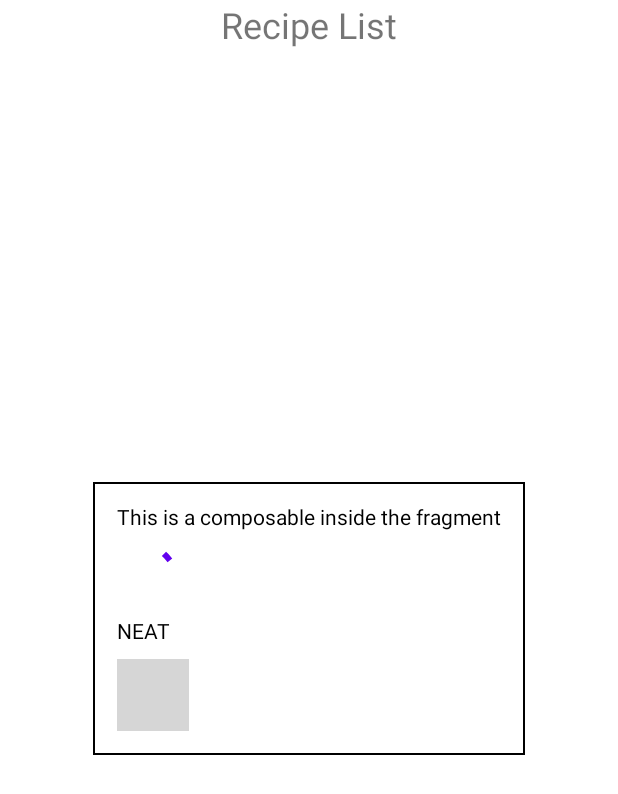
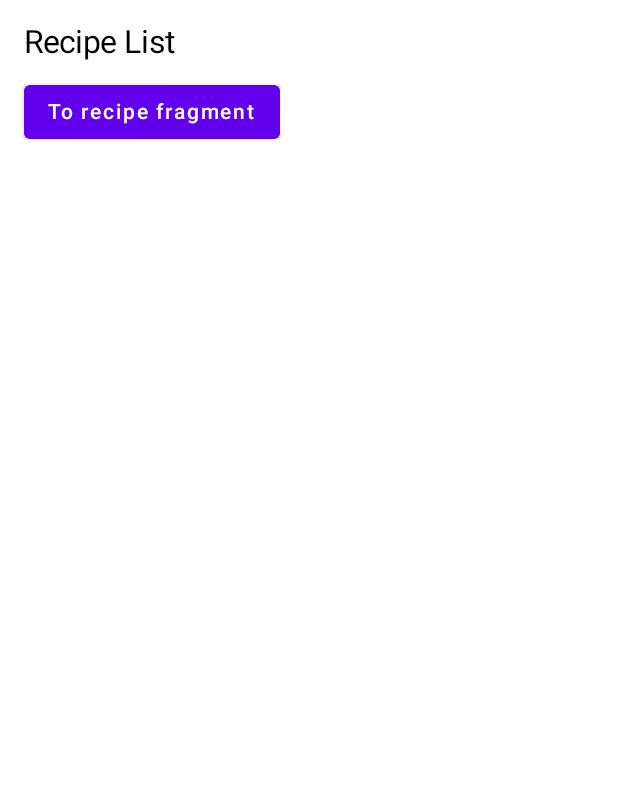
Before and after one commit to rvd2pwipwip/rvdRecipeApp, an Android app built with Jetpack Compose: the screen it shows after launch (MainActivity), on a phone screen of 412 x 824 dp. Shown: the top 794 px of the screen. Run offline under Robolectric (Android 15) with nearby library versions, the phone set to English and light mode, and no system bars; grey boxes are pictures that could not be loaded.

Commit message:
Navigation component with Jetpack Compose

```diff
--- a/app/build.gradle
+++ b/app/build.gradle
@@ -44,9 +44,14 @@ dependencies {
     implementation 'androidx.core:core-ktx:1.3.2'
     implementation 'androidx.appcompat:appcompat:1.2.0'
     implementation 'com.google.android.material:material:1.2.1'
+    implementation 'androidx.fragment:fragment-ktx:1.3.0-beta02'
 
     def constraint_layout = "2.0.4"
     implementation "androidx.constraintlayout:constraintlayout:$constraint_layout"
+
+    def nav_version = "2.3.2"
+    implementation "androidx.navigation:navigation-fragment-ktx:$nav_version"
+    implementation "androidx.navigation:navigation-ui-ktx:$nav_version"
 
     implementation "androidx.compose.ui:ui:$compose_version"
     implementation "androidx.compose.foundation:foundation:$compose_version"
--- a/app/src/main/java/com/hdesrosiers/rvdrecipeapp/MainActivity.kt
+++ b/app/src/main/java/com/hdesrosiers/rvdrecipeapp/MainActivity.kt
@@ -26,10 +26,6 @@ class MainActivity : AppCompatActivity() {
     override fun onCreate(savedInstanceState: Bundle?) {
         super.onCreate(savedInstanceState)
         setContentView(R.layout.activity_main)
-
-        supportFragmentManager.beginTransaction()
-                .replace(R.id.main_container, RecipeListFragment())
-                .commit()
 
 //        setContent {
 //            ScrollableColumn(
--- a/app/src/main/java/com/hdesrosiers/rvdrecipeapp/RecipeListFragment.kt
+++ b/app/src/main/java/com/hdesrosiers/rvdrecipeapp/RecipeListFragment.kt
@@ -10,15 +10,15 @@ import androidx.compose.foundation.layout.Column
 import androidx.compose.foundation.layout.Spacer
 import androidx.compose.foundation.layout.height
 import androidx.compose.foundation.layout.padding
-import androidx.compose.material.CircularProgressIndicator
+import androidx.compose.material.Button
 import androidx.compose.material.Text
 import androidx.compose.ui.Modifier
-import androidx.compose.ui.graphics.Color
-import androidx.compose.ui.platform.AmbientContext
 import androidx.compose.ui.platform.ComposeView
+import androidx.compose.ui.text.TextStyle
 import androidx.compose.ui.unit.dp
-import androidx.compose.ui.viewinterop.AndroidView
+import androidx.compose.ui.unit.sp
 import androidx.fragment.app.Fragment
+import androidx.navigation.findNavController
 
 class RecipeListFragment : Fragment() {
 
@@ -27,45 +27,21 @@ class RecipeListFragment : Fragment() {
           container: ViewGroup?,
           savedInstanceState: Bundle?
   ): View {
-    // Long way:
-//        val view = ComposeView(requireContext())
-//        view.apply {
-//            setContent {
-//                Text(text = "Composable in a Fragment")
-//            }
-//        }
-//        return view
-
-    // Concise way:
-//        return ComposeView(requireContext()).apply {
-//            setContent {
-//                Text(text = "Recipe List Fragment")
-//            }
-//        }
-
-    // Use both XML and Compose way:
-    val view = inflater.inflate(R.layout.fragment_recipe_list, container, false)
-    view.findViewById<ComposeView>(R.id.compose_view).setContent {
-      Column(
-              modifier = Modifier
-                      .border(
-                              border = BorderStroke(
-                                      width = 1.dp,
-                                      color = Color.Black))
-                      .padding(16.dp)
-      ) {
-        Text(text = "This is a composable inside the fragment")
-        Spacer(modifier = Modifier.height(10.dp))
-        CircularProgressIndicator()
-        Spacer(modifier = Modifier.height(10.dp))
-        Text(text = "NEAT")
-        Spacer(modifier = Modifier.height(10.dp))
-        // a custom view
-        val customView = HorizontalDottedProgress(AmbientContext.current)
-        AndroidView(viewBlock = { customView })
-
-      }
+    return ComposeView(requireContext()).apply {
+        setContent {
+            Column(modifier = Modifier.padding(16.dp)) {
+                Text(
+                    text = "Recipe List",
+                    style = TextStyle(fontSize = 21.sp)
+                )
+                Spacer(modifier = Modifier.height(10.dp))
+                Button(onClick = {
+                    findNavController().navigate(R.id.viewRecipe) //not the fragment id, the navigation action id
+                }) {
+                    Text(text = "To recipe fragment")
+                }
+            }
+        }
     }
-    return view
   }
 }
--- a/app/src/main/res/layout/activity_main.xml
+++ b/app/src/main/res/layout/activity_main.xml
@@ -10,7 +10,10 @@ android:layout_height="match_parent"
 <androidx.fragment.app.FragmentContainerView
     android:layout_width="match_parent"
     android:layout_height="match_parent"
-    android:id="@+id/main_container"
+    android:id="@+id/main_nav_host_fragment"
+    android:name="androidx.navigation.fragment.NavHostFragment"
+    app:defaultNavHost="true"
+    app:navGraph="@navigation/main_graph"
     />
 
 </androidx.constraintlayout.widget.ConstraintLayout>
--- a/app/src/main/res/layout/fragment_recipe_list.xml
+++ /dev/null
@@ -1,27 +0,0 @@
-<?xml version="1.0" encoding="utf-8"?>
-<androidx.constraintlayout.widget.ConstraintLayout xmlns:android="http://schemas.android.com/apk/res/android"
-    xmlns:app="http://schemas.android.com/apk/res-auto"
-    android:layout_width="match_parent"
-    android:layout_height="match_parent">
-
-    <TextView
-        android:layout_width="wrap_content"
-        android:layout_height="wrap_content"
-        android:text="Recipe List"
-        android:textSize="24sp"
-        app:layout_constraintEnd_toEndOf="parent"
-        app:layout_constraintStart_toStartOf="parent"
-        app:layout_constraintTop_toTopOf="parent" />
-
-
-<!--    Adding a compose view to an xml layout-->
-    <androidx.compose.ui.platform.ComposeView
-        android:id="@+id/compose_view"
-        android:layout_width="wrap_content"
-        android:layout_height="wrap_content"
-        app:layout_constraintBottom_toBottomOf="parent"
-        app:layout_constraintEnd_toEndOf="parent"
-        app:layout_constraintStart_toStartOf="parent"
-        app:layout_constraintTop_toTopOf="parent" />
-
-</androidx.constraintlayout.widget.ConstraintLayout>
--- /dev/null
+++ b/app/src/main/res/navigation/main_graph.xml
@@ -0,0 +1,19 @@
+<?xml version="1.0" encoding="utf-8"?>
+<navigation xmlns:android="http://schemas.android.com/apk/res/android"
+    xmlns:app="http://schemas.android.com/apk/res-auto"
+    android:id="@+id/main_graph"
+    app:startDestination="@id/recipeListFragment">
+
+    <fragment
+        android:id="@+id/recipeListFragment"
+        android:name="com.hdesrosiers.rvdrecipeapp.RecipeListFragment"
+        android:label="RecipeListFragment" >
+        <action
+            android:id="@+id/viewRecipe"
+            app:destination="@id/recipeFragment" />
+    </fragment>
+    <fragment
+        android:id="@+id/recipeFragment"
+        android:name="com.hdesrosiers.rvdrecipeapp.RecipeFragment"
+        android:label="RecipeFragment" />
+</navigation>
```
Also changed, not shown: app/src/main/java/com/hdesrosiers/rvdrecipeapp/HorizontalProgressBar.kt (deleted, +0 -104 lines), app/src/main/java/com/hdesrosiers/rvdrecipeapp/RecipeFragment.kt (added, +34 -0 lines).
